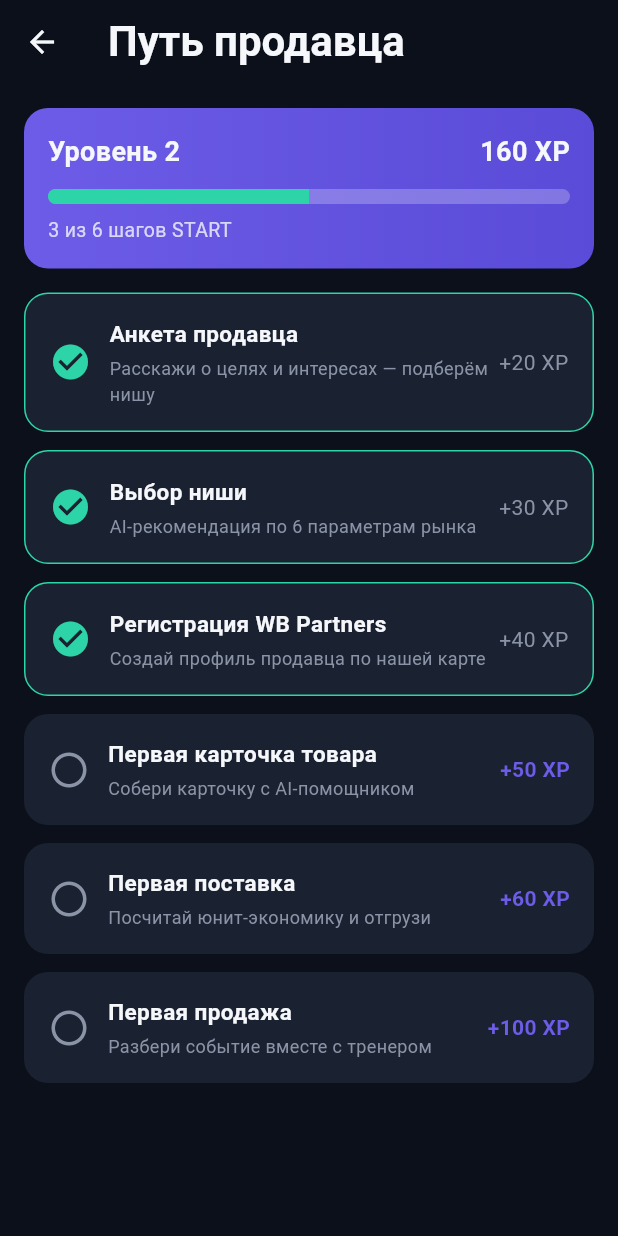
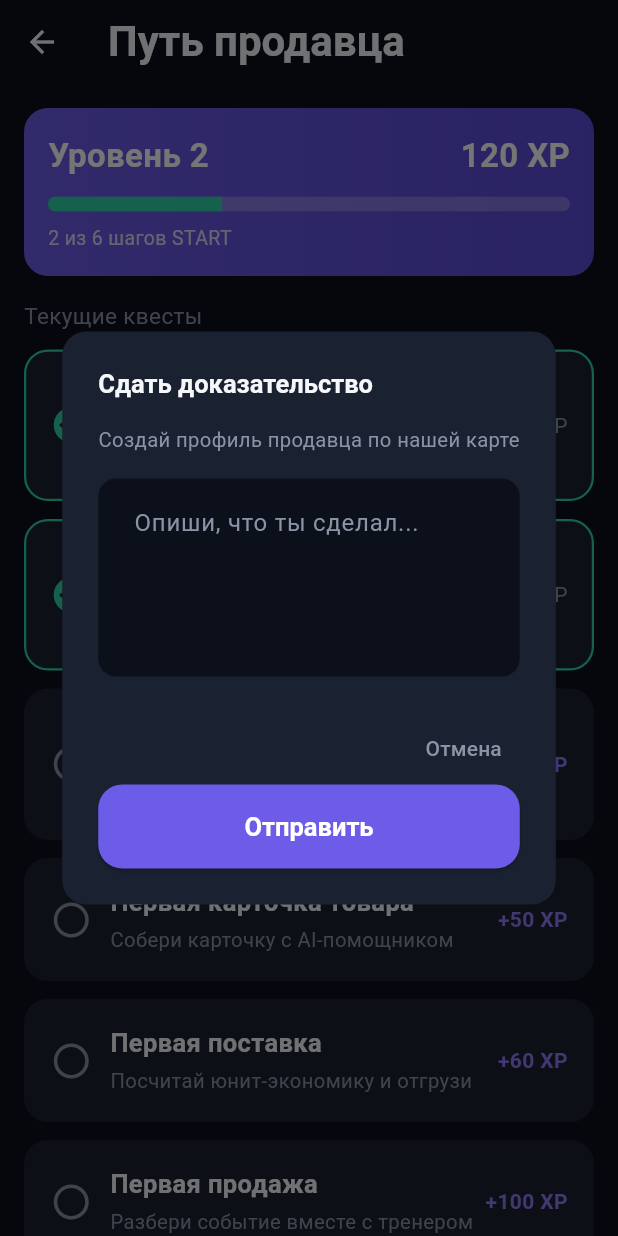
Before and after one commit to SergIS777/marketplace-intel, a Flutter app: the PathScreen screen opened directly, after a tap on "Регистрация WB Partners", on a phone screen of 412 x 824 dp. Run offline on Flutter 3.47's test engine with Material 3 defaults, Android fonts, the phone set to English and light mode, and no system bars; missing offline and left inert: dart:html.

Commit message:
feat: Phase 3 UI - quest proof submission with LLM feedback (UTF-8 encoding fixed, timeout 120s)

```diff
--- a/app/mobile/lib/screens/path_screen.dart
+++ b/app/mobile/lib/screens/path_screen.dart
@@ -1,52 +1,166 @@
 import 'package:flutter/material.dart';
-import '../theme/app_theme.dart';
+import '../services/api_service.dart';
+import '../theme/app_theme.dart' as theme;
 
 class Quest {
+  final String id;
   final String title;
   final String desc;
   final int xp;
   bool done;
-  Quest({required this.title, required this.desc, required this.xp, this.done = false});
+  String? feedback;
+
+  Quest({
+    required this.id,
+    required this.title,
+    required this.desc,
+    required this.xp,
+    this.done = false,
+    this.feedback,
+  });
 }
 
 class PathScreen extends StatefulWidget {
   const PathScreen({super.key});
+
   @override
   State<PathScreen> createState() => _PathScreenState();
 }
 
 class _PathScreenState extends State<PathScreen> {
   int _xp = 120;
+  bool _isLoading = false;
   final List<Quest> _quests = [
-    Quest(title: 'Анкета продавца', desc: 'Расскажи о целях и интересах — подберём нишу', xp: 20, done: true),
-    Quest(title: 'Выбор ниши', desc: 'AI-рекомендация по 6 параметрам рынка', xp: 30, done: true),
-    Quest(title: 'Регистрация WB Partners', desc: 'Создай профиль продавца по нашей карте', xp: 40),
-    Quest(title: 'Первая карточка товара', desc: 'Собери карточку с AI-помощником', xp: 50),
-    Quest(title: 'Первая поставка', desc: 'Посчитай юнит-экономику и отгрузи', xp: 60),
-    Quest(title: 'Первая продажа', desc: 'Разбери событие вместе с тренером', xp: 100),
+    Quest(id: 'quest_1', title: 'Анкета продавца', desc: 'Расскажи о целях и интересах — подберём нишу', xp: 20, done: true),
+    Quest(id: 'quest_2', title: 'Выбор ниши', desc: 'AI-рекомендация по 6 параметрам рынка', xp: 30, done: true),
+    Quest(id: 'quest_3', title: 'Регистрация WB Partners', desc: 'Создай профиль продавца по нашей карте', xp: 40),
+    Quest(id: 'quest_4', title: 'Первая карточка товара', desc: 'Собери карточку с AI-помощником', xp: 50),
+    Quest(id: 'quest_5', title: 'Первая поставка', desc: 'Посчитай юнит-экономику и отгрузи', xp: 60),
+    Quest(id: 'quest_6', title: 'Первая продажа', desc: 'Разбери событие вместе с тренером', xp: 100),
   ];
 
   int get _doneCount => _quests.where((q) => q.done).length;
   int get _level => (_xp / 100).floor() + 1;
 
-  void _complete(int i) {
-    setState(() {
-      _xp += _quests[i].xp;
-      _quests[i].done = true;
-    });
+  Future<void> _submitProof(int i) async {
+    final controller = TextEditingController();
+    String? error;
+
+    await showDialog(
+      context: context,
+      builder: (context) => StatefulBuilder(
+        builder: (context, setDialogState) => AlertDialog(
+          backgroundColor: theme.AppColors.surface,
+          shape: RoundedRectangleBorder(borderRadius: BorderRadius.circular(theme.AppRadii.card)),
+          title: const Text('Сдать доказательство', style: theme.AppText.cardTitle),
+          content: Column(
+            mainAxisSize: MainAxisSize.min,
+            crossAxisAlignment: CrossAxisAlignment.start,
+            children: [
+              Text(_quests[i].desc, style: theme.AppText.cardSecondary),
+              const SizedBox(height: 16),
+              TextField(
+                controller: controller,
+                maxLines: 4,
+                style: const TextStyle(color: theme.AppColors.textPrimary),
+                decoration: const InputDecoration(
+                  hintText: 'Опиши, что ты сделал...',
+                  hintStyle: TextStyle(color: theme.AppColors.textSecondary),
+                  filled: true,
+                  fillColor: theme.AppColors.background,
+                ),
+              ),
+              if (error != null) ...[
+                const SizedBox(height: 8),
+                Text(error!, style: theme.AppText.error),
+              ],
+              if (_quests[i].feedback != null) ...[
+                const SizedBox(height: 12),
+                Container(
+                  padding: const EdgeInsets.all(12),
+                  decoration: BoxDecoration(
+                    color: theme.AppColors.background,
+                    borderRadius: BorderRadius.circular(12),
+                    border: Border.all(color: theme.AppColors.primarySoft),
+                  ),
+                  child: Column(
+                    crossAxisAlignment: CrossAxisAlignment.start,
+                    children: [
+                      const Text('💬 Ответ тренера:', style: theme.AppText.cardSecondary),
+                      const SizedBox(height: 4),
+                      Text(_quests[i].feedback!, style: theme.AppText.cardTitle.copyWith(fontSize: 14)),
+                    ],
+                  ),
+                ),
+              ],
+            ],
+          ),
+          actions: [
+            TextButton(
+              onPressed: _isLoading ? null : Navigator.of(context).pop,
+              child: const Text('Отмена', style: TextStyle(color: theme.AppColors.textSecondary)),
+            ),
+            ElevatedButton(
+              onPressed: _isLoading
+                  ? null
+                  : () async {
+                      if (controller.text.trim().length < 10) {
+                        setDialogState(() => error = 'Минимум 10 символов');
+                        return;
+                      }
+                      setDialogState(() {
+                        _isLoading = true;
+                        error = null;
+                      });
+
+                      try {
+                        print("🚀 Пытаемся отправить доказательство для: ${_quests[i].id}");
+                        final result = await ApiService().submitQuestProof(
+                          _quests[i].id,
+                          controller.text.trim(),
+                        );
+                        print("✅ Ответ от бэкенда получен: $result");
+
+                        setDialogState(() {
+                          _isLoading = false;
+                          _quests[i].feedback = result['feedback'];
+                          _quests[i].done = result['is_approved'];
+                          if (_quests[i].done) {
+                            _xp += (result['xp_awarded'] as num).toInt();
+                          }
+                        });
+                      } catch (e, stackTrace) {
+                        print("❌ КРИТИЧЕСКАЯ ОШИБКА Flutter: $e");
+                        print("Stack trace: $stackTrace");
+                        setDialogState(() {
+                          _isLoading = false;
+                          error = 'Ошибка: ${e.toString()}';
+                        });
+                      }
+                    },
+              style: theme.AppButtons.primary(),
+              child: _isLoading
+                  ? const SizedBox(width: 20, height: 20, child: CircularProgressIndicator(color: Colors.white, strokeWidth: 2))
+                  : const Text('Отправить'),
+            ),
+          ],
+        ),
+      ),
+    );
+    setState(() {});
   }
 
   @override
   Widget build(BuildContext context) {
     return Scaffold(
-      appBar: AppBar(
-        title: const Text('Путь продавца'),
-      ),
+      appBar: AppBar(title: const Text('Путь продавца')),
       body: ListView(
         padding: const EdgeInsets.all(16),
         children: [
           _xpCard(),
           const SizedBox(height: 16),
+          const Text('Текущие квесты', style: theme.AppText.subtitle),
+          const SizedBox(height: 12),
           ...List.generate(_quests.length, (i) => _questCard(_quests[i], i)),
         ],
       ),
@@ -56,18 +170,15 @@ class _PathScreenState extends State<PathScreen> {
   Widget _xpCard() {
     return Container(
       padding: const EdgeInsets.all(16),
-      decoration: BoxDecoration(
-        gradient: const LinearGradient(colors: [AppColors.primary, AppColors.primaryDark]),
-        borderRadius: BorderRadius.circular(16),
-      ),
+      decoration: theme.AppCards.progressHeader(),
       child: Column(
         crossAxisAlignment: CrossAxisAlignment.start,
         children: [
           Row(
             mainAxisAlignment: MainAxisAlignment.spaceBetween,
             children: [
-              Text('Уровень $_level', style: const TextStyle(color: AppColors.textPrimary, fontSize: 18, fontWeight: FontWeight.bold)),
-              Text('$_xp XP', style: const TextStyle(color: AppColors.textPrimary, fontSize: 18, fontWeight: FontWeight.bold)),
+              Text('Уровень $_level', style: theme.AppText.progressTitle),
+              Text('$_xp XP', style: theme.AppText.progressTitle),
             ],
           ),
           const SizedBox(height: 12),
@@ -77,11 +188,12 @@ class _PathScreenState extends State<PathScreen> {
               value: _doneCount / _quests.length,
               minHeight: 10,
               backgroundColor: Colors.white24,
-              valueColor: const AlwaysStoppedAnimation(AppColors.success),
+              valueColor: const AlwaysStoppedAnimation(theme.AppColors.success),
             ),
           ),
           const SizedBox(height: 8),
-          Text('$_doneCount из ${_quests.length} шагов START', style: TextStyle(color: AppColors.textPrimary.withOpacity(0.8), fontSize: 13)),
+          Text('$_doneCount из ${_quests.length} шагов START',
+              style: TextStyle(color: theme.AppColors.textPrimary.withOpacity(0.8), fontSize: 13)),
         ],
       ),
     );
@@ -89,35 +201,34 @@ class _PathScreenState extends State<PathScreen> {
 
   Widget _questCard(Quest q, int i) {
     return InkWell(
-      onTap: q.done ? null : () => _complete(i),
+      onTap: q.done ? null : () => _submitProof(i),
       borderRadius: BorderRadius.circular(16),
       child: Container(
         margin: const EdgeInsets.only(bottom: 12),
         padding: const EdgeInsets.all(16),
-        decoration: BoxDecoration(
-          color: AppColors.surface,
-          borderRadius: BorderRadius.circular(16),
-          border: q.done ? Border.all(color: AppColors.success) : null,
-        ),
+        decoration: theme.AppCards.base(state: q.done ? theme.StepState.done : theme.StepState.notDone),
         child: Row(
           children: [
-            Icon(q.done ? Icons.check_circle : Icons.radio_button_unchecked,
-                color: q.done ? AppColors.success : AppColors.textSecondary, size: 28),
+            Icon(
+              q.done ? Icons.check_circle : Icons.radio_button_unchecked,
+              color: q.done ? theme.AppColors.success : theme.AppColors.textSecondary,
+              size: 28,
+            ),
             const SizedBox(width: 12),
             Expanded(
               child: Column(
                 crossAxisAlignment: CrossAxisAlignment.start,
                 children: [
-                  Text(q.title, style: const TextStyle(color: AppColors.textPrimary, fontSize: 15, fontWeight: FontWeight.w600)),
+                  Text(q.title, style: theme.AppText.cardTitle),
                   const SizedBox(height: 4),
-                  Text(q.desc, style: TextStyle(color: AppColors.textSecondary, fontSize: 12)),
+                  Text(q.desc, style: theme.AppText.cardSecondary),
                 ],
               ),
             ),
             Text(
               '+${q.xp} XP',
               style: TextStyle(
-                color: q.done ? AppColors.textSecondary : AppColors.primary,
+                color: q.done ? theme.AppColors.textSecondary : theme.AppColors.primaryText,
                 fontSize: 14,
                 fontWeight: q.done ? FontWeight.normal : FontWeight.w600,
               ),
```
Also changed, not shown: app/mobile/lib/services/api_service_io.dart (+57 -2 lines), 3 other files.
